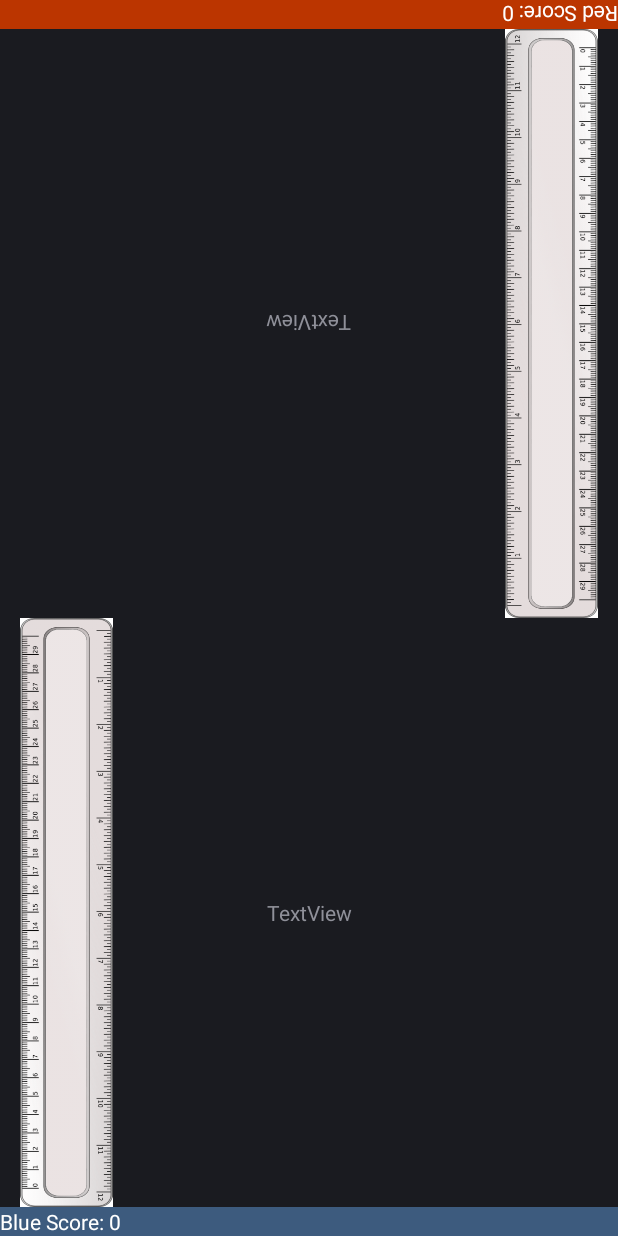
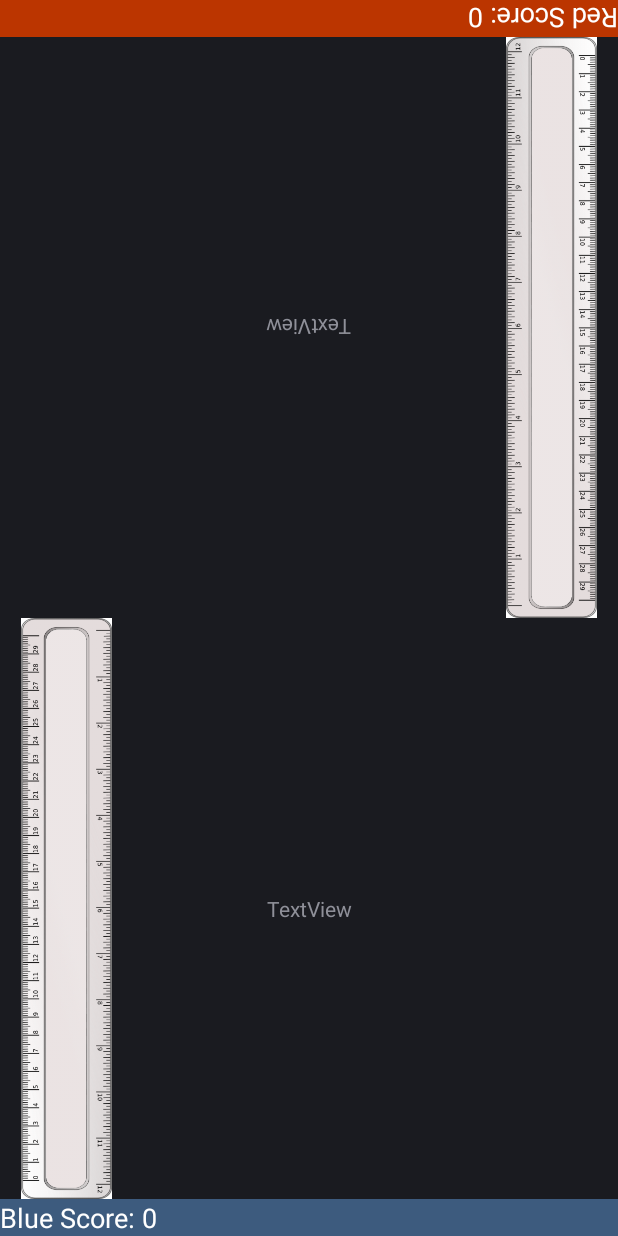
Before and after one commit to jacobsen9026/Reaction-Android4.4, an Android app: the DropReaction screen opened directly, with no data from a screen before it, on a phone screen of 412 x 824 dp. Run offline under Robolectric (Android 15) with nearby library versions, the phone set to English and light mode, and no system bars.

Commit message:
Increased score text size

```diff
--- a/src/main/res/layout/minigame_dropreaction.xml
+++ b/src/main/res/layout/minigame_dropreaction.xml
@@ -48,7 +48,8 @@
             android:gravity="top|left"
             android:rotation="180"
             android:text="Red Score: "
-            android:textColor="@android:color/white" />
+            android:textColor="@android:color/white"
+            android:textSize="18sp" />
 
         <RelativeLayout
             android:layout_width="match_parent"
@@ -174,7 +175,8 @@
             android:layout_width="match_parent"
             android:layout_height="wrap_content"
             android:gravity="top|left"
-            android:text="Blue Score: " />
+            android:text="Blue Score: "
+            android:textSize="18sp" />
 
     </LinearLayout>
 </RelativeLayout>
```
